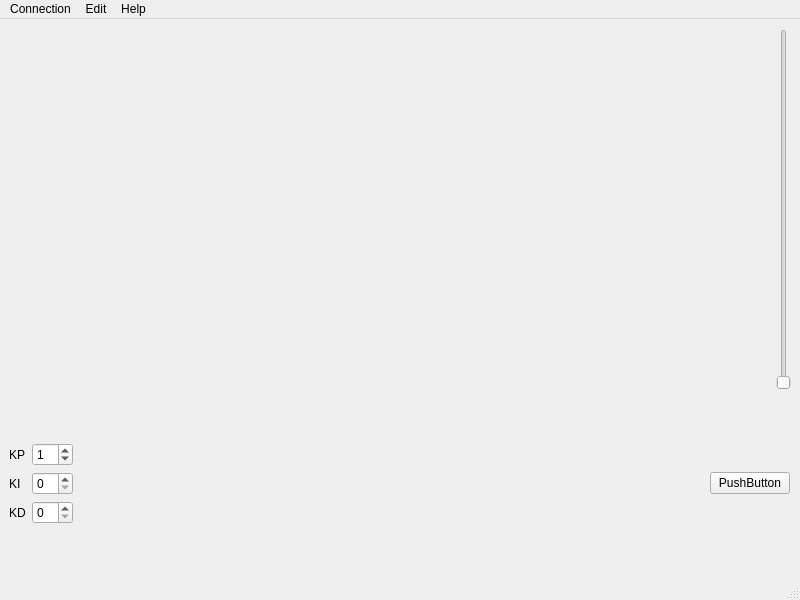
Qt form uic/mainwindow.ui (mbober1/EDrive) before a commit.
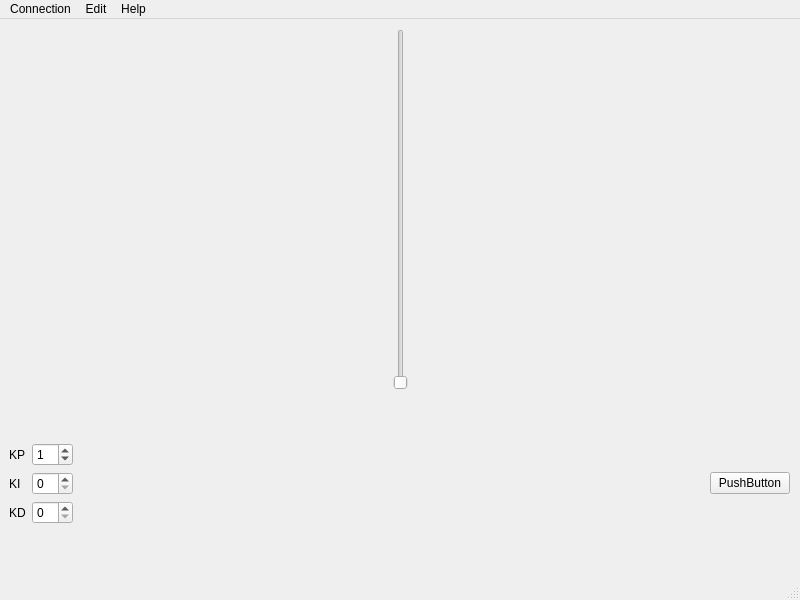
The same form after that commit. Icons and pictures are not drawn.

```diff
--- a/uic/mainwindow.ui
+++ b/uic/mainwindow.ui
@@ -98,7 +98,7 @@
     </property>
     <layout class="QHBoxLayout" name="horizontalLayout">
      <item>
-      <widget class="QWidget" name="ChartWidget" native="true"/>
+      <layout class="QGridLayout" name="chartLayout"/>
      </item>
      <item>
       <widget class="QSlider" name="SetpointSlider">
```
Left out of the diff: 2 changed lines with no effect on the pictures.
